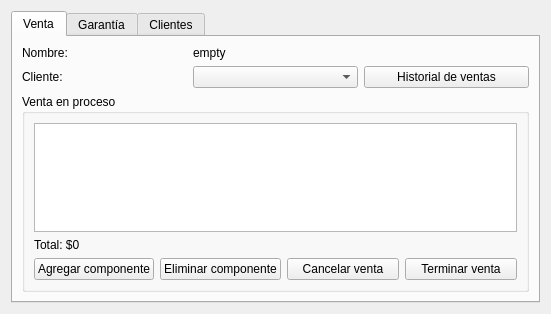
Matiti061/TecnoPC, file ui/employee.ui: the form before one commit.
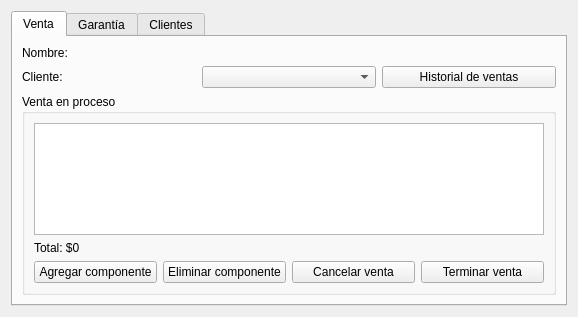
The form after the commit. The open tabs and pages were chosen to show the change.

```diff
--- a/ui/employee.ui
+++ b/ui/employee.ui
@@ -6,8 +6,8 @@
    <rect>
     <x>0</x>
     <y>0</y>
-    <width>551</width>
-    <height>314</height>
+    <width>578</width>
+    <height>317</height>
    </rect>
   </property>
   <property name="windowTitle">
@@ -78,7 +78,7 @@
        <item row="0" column="1">
         <widget class="QLabel" name="name_label">
          <property name="text">
-          <string>empty</string>
+          <string/>
          </property>
         </widget>
        </item>
```
Left out of the diff: 2 changed lines with no effect on the pictures.
